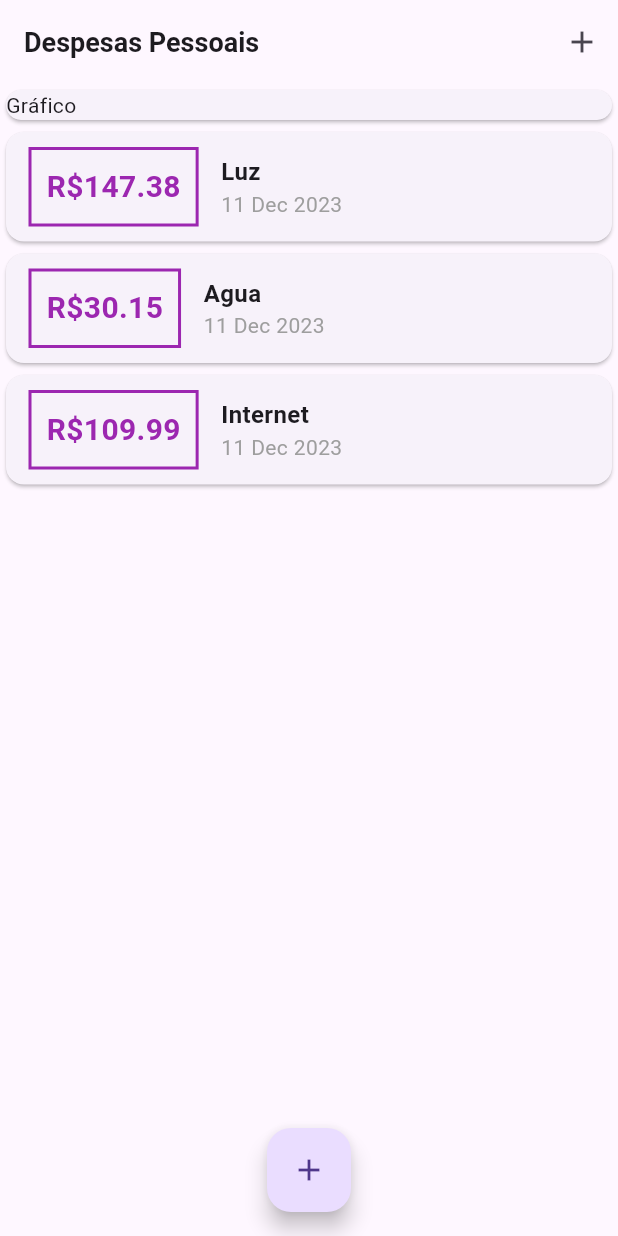
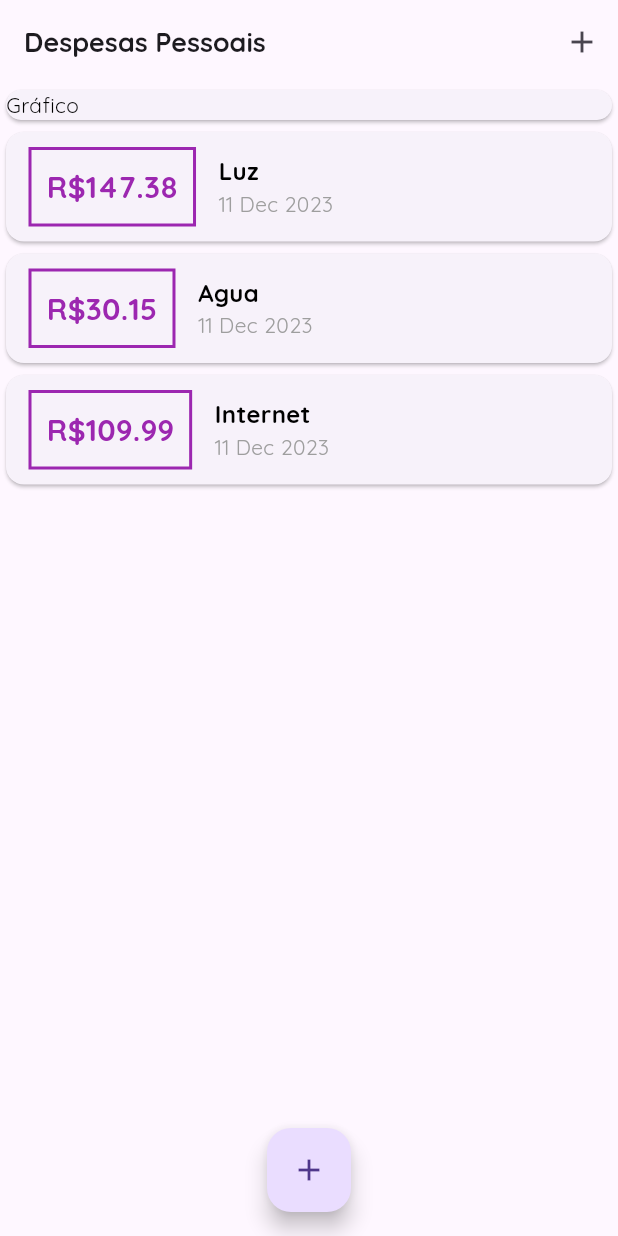
Before and after one commit to CantarinoG/expenses-app, a Flutter app: the screen it shows after launch, on a phone screen of 412 x 824 dp. Run offline on Flutter 3.47's test engine with Material 3 defaults, Android fonts, the phone set to English and light mode, and no system bars.

Commit message:
Add fonts

```diff
--- a/lib/main.dart
+++ b/lib/main.dart
@@ -21,11 +21,13 @@ class ExpensesApp extends StatelessWidget {
               .copyWith(primary: Colors.purple, secondary: Colors.amber),
           textTheme: tema.textTheme.copyWith(
               titleLarge: TextStyle(
-            fontFamily: 'OpenSans',
-            fontSize: 18,
-            fontWeight: FontWeight.bold,
-            color: Colors.black,
-          ))),
+                fontFamily: 'Quicksand',
+                fontSize: 18,
+                fontWeight: FontWeight.bold,
+                color: Colors.black,
+              ),
+              bodyMedium:
+                  TextStyle(fontFamily: 'Quicksand', color: Colors.black))),
     );
   }
 }
```
Also changed, not shown: pubspec.yaml (+12 -11 lines), assets/fonts/OpenSans-Bold.ttf (added), assets/fonts/OpenSans-Regular.ttf (added), assets/fonts/Quicksand-Bold.ttf (added), assets/fonts/Quicksand-Light.ttf (added), assets/fonts/Quicksand-Medium.ttf (added), assets/fonts/Quicksand-Regular.ttf (added).
